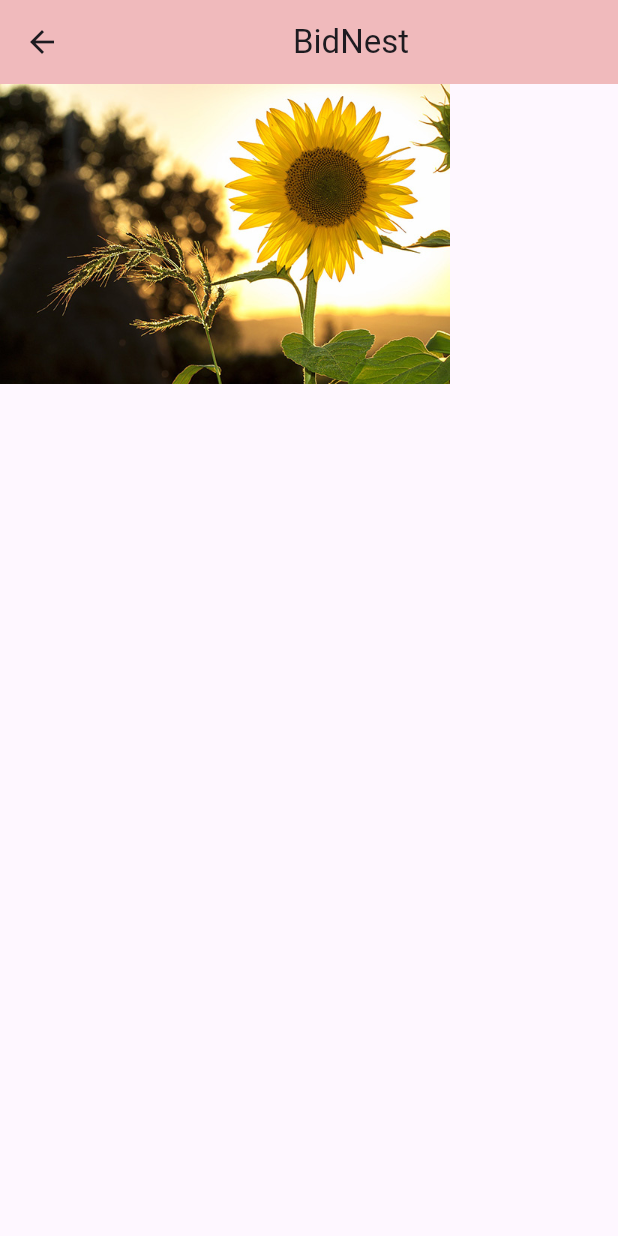
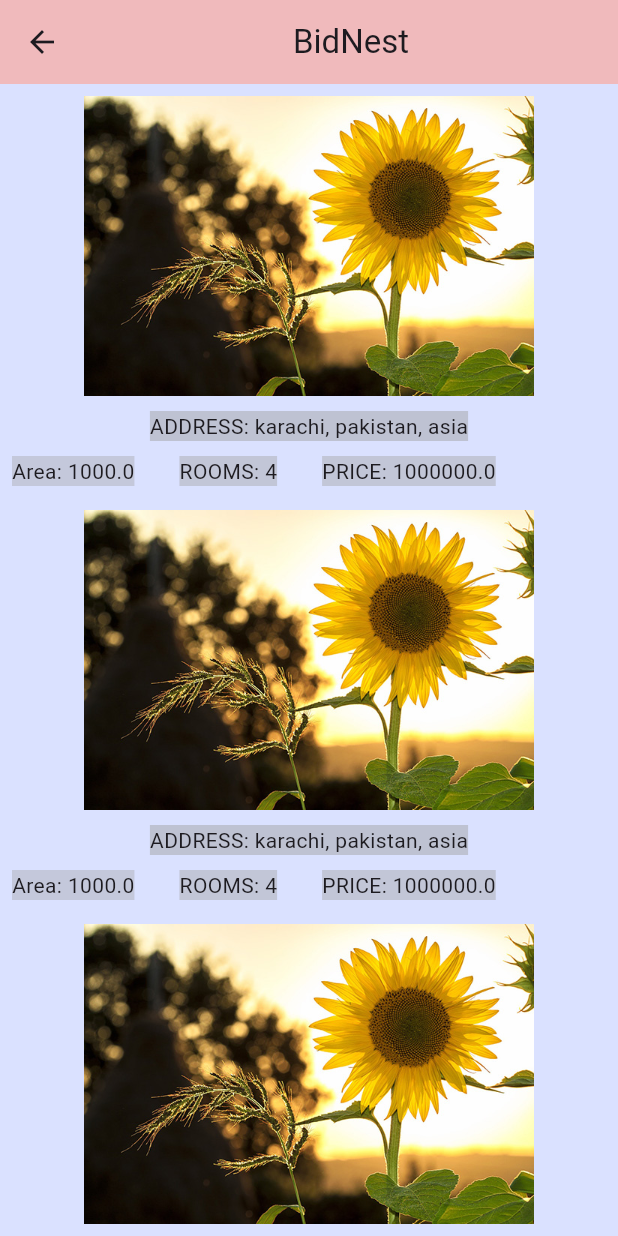
Before and after one commit to sameerhussain3211/SEProjectFrontEnd, a Flutter app: the userHomeScreen screen opened directly, after a tap on an icon or button, on a phone screen of 412 x 824 dp. Run offline on Flutter 3.47's test engine with Material 3 defaults, Android fonts, the phone set to English and light mode, and no system bars; our stand-ins replace font_awesome_flutter, image_picker.

Commit message:
view listings

```diff
--- a/lib/screens/userScreens/searchScreens/search.dart
+++ b/lib/screens/userScreens/searchScreens/search.dart
@@ -53,6 +53,7 @@ class _search extends State<search> {
   String? priceOfHouse;
   double? lowerLimitForBid;
   double? upperLimitForBid;
+
 
   @override
   Widget build(BuildContext context) {
--- a/lib/screens/userScreens/userHomeScreen.dart
+++ b/lib/screens/userScreens/userHomeScreen.dart
@@ -1,8 +1,8 @@
-import 'package:app7/homescreen1.dart';
 import 'package:app7/screens/credentialScreens/loginScreen.dart';
 import 'package:app7/screens/userScreens/createListingScreens/createListing.dart';
 import 'package:app7/screens/userScreens/myBidsScreens/myBidHomepage.dart';
 import 'package:app7/screens/userScreens/searchScreens/search.dart';
+import 'package:app7/screens/userScreens/viewListingsScreens/viewLists.dart';
 import 'package:font_awesome_flutter/font_awesome_flutter.dart';
 import 'package:flutter/material.dart';
 
@@ -118,7 +118,7 @@ class userHomeScreen extends StatelessWidget {
                   onTap: () {
                     Navigator.push(context,
                         MaterialPageRoute(builder: (context) {
-                      return homescreen1();
+                      return viewList();
                     }));
                   },
                   child: Container(
--- /dev/null
+++ b/lib/screens/userScreens/viewListingsScreens/viewLists.dart
@@ -0,0 +1,47 @@
+import 'package:app7/screens/userScreens/viewListingsScreens/acceptRejectBids.dart';
+import 'package:flutter/material.dart';
+import 'package:app7/widgets/propertyList.dart';
+
+class viewList extends StatelessWidget {
+
+  int totalNumberList=20;
+
+
+  @override
+  Widget build(BuildContext context) {
+    return Scaffold(
+      appBar: AppBar(
+        backgroundColor: Color.fromARGB(80, 208, 52, 41),
+        title: Center(child: Text("BidNest")),
+      ),
+      body: Expanded(
+        flex: totalNumberList,
+        child: Container(
+          color: const Color.fromARGB(50, 68, 137, 255),
+          child: ListView.builder(
+            itemBuilder: (context, index) => Padding(
+                padding: const EdgeInsets.all(8),
+                // Added comma here
+                child: InkWell(
+                  child: propertyList(
+                    img: Image.asset('assects/images/sunflower.jpg'), // Corrected img parameter
+                    AdressHouse: "karachi, pakistan, asia",
+                    areaInSqFeet: 1000,
+                    price: 1000000,
+                    roomNum: 4,
+                  ),
+                  onTap: () {
+                    Navigator.push(context,
+                        MaterialPageRoute(builder: (context) {
+                      return acceptreject();
+                    }));
+                  },
+                )),
+            itemCount: 20,
+            scrollDirection: Axis.vertical,
+          ),
+        ),
+      ),
+    );
+  }
+}
```
Also changed, not shown: lib/screens/userScreens/viewListingsScreens/acceptRejectBids.dart (added, +72 -0 lines).
